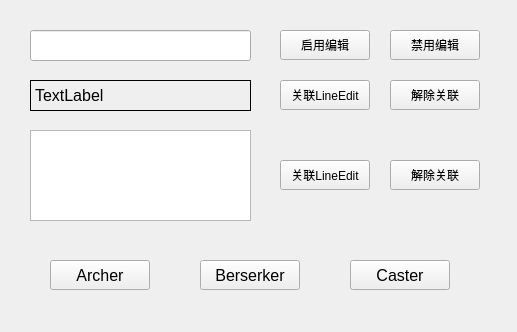
First picture: the form in exp1_slot/widget.ui, repository Xie-Long-0/Qt_projects, before the edit.
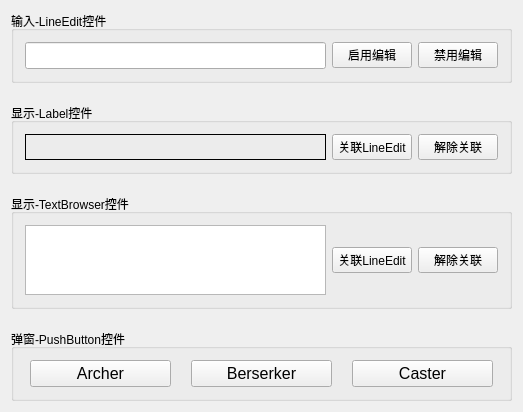
Second picture: the form after the edit.

Commit message: [exp1] 改进代码，界面使用弹性布局

Patch:
```diff
--- a/exp1_slot/widget.ui
+++ b/exp1_slot/widget.ui
@@ -6,37 +6,57 @@
    <rect>
     <x>0</x>
     <y>0</y>
-    <width>517</width>
-    <height>332</height>
+    <width>523</width>
+    <height>401</height>
    </rect>
   </property>
   <property name="windowTitle">
    <string>Widget</string>
   </property>
+  <layout class="QVBoxLayout" name="verticalLayout">
+   <property name="spacing">
+    <number>20</number>
+   </property>
+   <item>
+    <widget class="QGroupBox" name="groupBox">
+     <property name="title">
+      <string>输入-LineEdit控件</string>
+     </property>
+     <layout class="QHBoxLayout" name="horizontalLayout">
+      <item>
   <widget class="QLineEdit" name="lineEdit">
-   <property name="geometry">
-    <rect>
-     <x>30</x>
-     <y>30</y>
-     <width>221</width>
-     <height>31</height>
-    </rect>
-   </property>
    <property name="font">
     <font>
      <pointsize>12</pointsize>
     </font>
    </property>
   </widget>
+      </item>
+      <item>
+       <widget class="QPushButton" name="lineEditEnableBtn">
+        <property name="text">
+         <string>启用编辑</string>
+        </property>
+       </widget>
+      </item>
+      <item>
+       <widget class="QPushButton" name="lineEditDisableBtn">
+        <property name="text">
+         <string>禁用编辑</string>
+        </property>
+       </widget>
+      </item>
+     </layout>
+    </widget>
+   </item>
+   <item>
+    <widget class="QGroupBox" name="groupBox_2">
+     <property name="title">
+      <string>显示-Label控件</string>
+     </property>
+     <layout class="QHBoxLayout" name="horizontalLayout_2" stretch="1,0,0">
+      <item>
   <widget class="QLabel" name="label">
-   <property name="geometry">
-    <rect>
-     <x>30</x>
-     <y>80</y>
-     <width>221</width>
-     <height>31</height>
-    </rect>
-   </property>
    <property name="font">
     <font>
      <pointsize>12</pointsize>
@@ -46,33 +66,76 @@
     <enum>QFrame::Box</enum>
    </property>
    <property name="text">
-    <string>TextLabel</string>
-   </property>
-  </widget>
+         <string/>
+        </property>
+       </widget>
+      </item>
+      <item>
+       <widget class="QPushButton" name="labelConnectBtn">
+        <property name="text">
+         <string>关联LineEdit</string>
+        </property>
+       </widget>
+      </item>
+      <item>
+       <widget class="QPushButton" name="labelDisconnectBtn">
+        <property name="text">
+         <string>解除关联</string>
+        </property>
+       </widget>
+      </item>
+     </layout>
+    </widget>
+   </item>
+   <item>
+    <widget class="QGroupBox" name="groupBox_3">
+     <property name="title">
+      <string>显示-TextBrowser控件</string>
+     </property>
+     <layout class="QHBoxLayout" name="horizontalLayout_3">
+      <item>
   <widget class="QTextBrowser" name="textBrowser">
-   <property name="geometry">
-    <rect>
-     <x>30</x>
-     <y>130</y>
-     <width>221</width>
-     <height>91</height>
-    </rect>
-   </property>
    <property name="font">
     <font>
      <pointsize>12</pointsize>
     </font>
    </property>
   </widget>
-  <widget class="QPushButton" name="pB_Archer">
-   <property name="geometry">
-    <rect>
-     <x>50</x>
-     <y>260</y>
-     <width>100</width>
-     <height>30</height>
-    </rect>
-   </property>
+      </item>
+      <item>
+       <widget class="QPushButton" name="textBrsConnectBtn">
+        <property name="text">
+         <string>关联LineEdit</string>
+        </property>
+       </widget>
+      </item>
+      <item>
+       <widget class="QPushButton" name="textBrsDisconnectBtn">
+        <property name="text">
+         <string>解除关联</string>
+        </property>
+       </widget>
+      </item>
+     </layout>
+    </widget>
+   </item>
+   <item>
+    <widget class="QGroupBox" name="groupBox_4">
+     <property name="title">
+      <string>弹窗-PushButton控件</string>
+     </property>
+     <layout class="QHBoxLayout" name="horizontalLayout_4">
+      <property name="spacing">
+       <number>20</number>
+      </property>
+      <property name="leftMargin">
+       <number>16</number>
+      </property>
+      <property name="rightMargin">
+       <number>16</number>
+      </property>
+      <item>
+       <widget class="QPushButton" name="ArcherBtn">
    <property name="font">
     <font>
      <pointsize>12</pointsize>
@@ -82,15 +145,9 @@
     <string>Archer</string>
    </property>
   </widget>
-  <widget class="QPushButton" name="pB_Berserker">
-   <property name="geometry">
-    <rect>
-     <x>200</x>
-     <y>260</y>
-     <width>100</width>
-     <height>30</height>
-    </rect>
-   </property>
+      </item>
+      <item>
+       <widget class="QPushButton" name="BerserkerBtn">
    <property name="font">
     <font>
      <pointsize>12</pointsize>
@@ -100,15 +157,9 @@
     <string>Berserker</string>
    </property>
   </widget>
-  <widget class="QPushButton" name="pB_Caster">
-   <property name="geometry">
-    <rect>
-     <x>350</x>
-     <y>260</y>
-     <width>100</width>
-     <height>30</height>
-    </rect>
-   </property>
+      </item>
+      <item>
+       <widget class="QPushButton" name="CasterBtn">
    <property name="font">
     <font>
      <pointsize>12</pointsize>
@@ -118,84 +169,11 @@
     <string>Caster</string>
    </property>
   </widget>
-  <widget class="QPushButton" name="pB_lineEditEnable">
-   <property name="geometry">
-    <rect>
-     <x>280</x>
-     <y>30</y>
-     <width>90</width>
-     <height>30</height>
-    </rect>
-   </property>
-   <property name="text">
-    <string>启用编辑</string>
-   </property>
-  </widget>
-  <widget class="QPushButton" name="pB_lineEditDisable">
-   <property name="geometry">
-    <rect>
-     <x>390</x>
-     <y>30</y>
-     <width>90</width>
-     <height>30</height>
-    </rect>
-   </property>
-   <property name="text">
-    <string>禁用编辑</string>
-   </property>
-  </widget>
-  <widget class="QPushButton" name="pB_labelConn">
-   <property name="geometry">
-    <rect>
-     <x>280</x>
-     <y>80</y>
-     <width>90</width>
-     <height>30</height>
-    </rect>
-   </property>
-   <property name="text">
-    <string>关联LineEdit</string>
-   </property>
-  </widget>
-  <widget class="QPushButton" name="pB_labelDiscon">
-   <property name="geometry">
-    <rect>
-     <x>390</x>
-     <y>80</y>
-     <width>90</width>
-     <height>30</height>
-    </rect>
-   </property>
-   <property name="text">
-    <string>解除关联</string>
-   </property>
-  </widget>
-  <widget class="QPushButton" name="pB_textbConn">
-   <property name="geometry">
-    <rect>
-     <x>280</x>
-     <y>160</y>
-     <width>90</width>
-     <height>30</height>
-    </rect>
-   </property>
-   <property name="text">
-    <string>关联LineEdit</string>
-   </property>
-  </widget>
-  <widget class="QPushButton" name="pB_textbDiscon">
-   <property name="geometry">
-    <rect>
-     <x>390</x>
-     <y>160</y>
-     <width>90</width>
-     <height>30</height>
-    </rect>
-   </property>
-   <property name="text">
-    <string>解除关联</string>
-   </property>
-  </widget>
+      </item>
+     </layout>
+    </widget>
+   </item>
+  </layout>
  </widget>
  <layoutdefault spacing="6" margin="11"/>
  <resources/>
```
Lines whose indentation alone changed are shown as unchanged. The commit also changes 3 other files.
